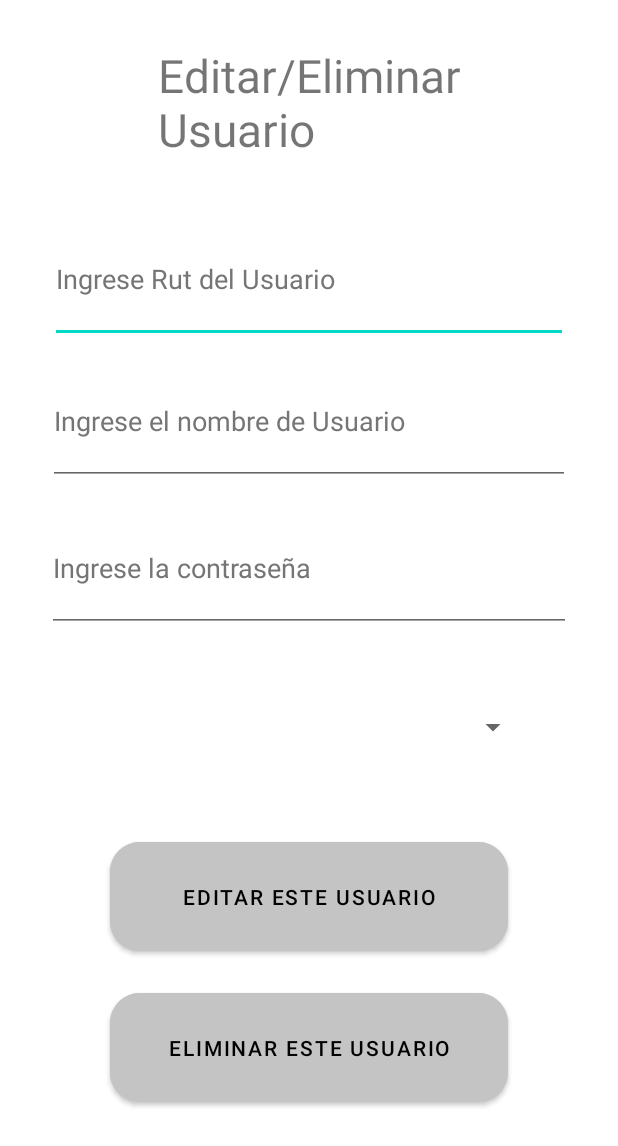
After one commit to Razortx1/ChatDAA, an Android app: the fragment eliminar_edit_user shown on its own in the app's theme, on a phone screen of 412 x 824 dp. The commit adds this screen. Shown: the top 1146 px of the screen. Run offline under Robolectric (Android 15) with nearby library versions, the phone set to English and light mode, and no system bars.

Commit message:
Vistas ChatDAA v0.5.2
Creacion de fragmentos e incorporacion de listas con textbox mas botones

```diff
--- /dev/null
+++ b/app/src/main/java/com/example/chatdaa/eliminar_edit_user.java
@@ -0,0 +1,26 @@
+package com.example.chatdaa;
+
+import android.os.Bundle;
+import android.view.LayoutInflater;
+import android.view.View;
+import android.view.ViewGroup;
+
+import androidx.fragment.app.Fragment;
+
+public class eliminar_edit_user extends Fragment {
+
+    View view;
+    @Override
+    public void onCreate(Bundle savedInstanceState) {
+        super.onCreate(savedInstanceState);
+    }
+
+    @Override
+    public View onCreateView(LayoutInflater inflater, ViewGroup container,
+                             Bundle savedInstanceState) {
+        // Inflate the layout for this fragment
+
+        view = inflater.inflate(R.layout.fragment_eliminar_edit_user, container, false);
+        return view;
+    }
+}
--- /dev/null
+++ b/app/src/main/java/com/example/chatdaa/lista_usuarios.java
@@ -0,0 +1,23 @@
+package com.example.chatdaa;
+
+import android.os.Bundle;
+import android.view.LayoutInflater;
+import android.view.View;
+import android.view.ViewGroup;
+
+import androidx.fragment.app.Fragment;
+
+public class lista_usuarios extends Fragment {
+
+    @Override
+    public void onCreate(Bundle savedInstanceState) {
+        super.onCreate(savedInstanceState);
+    }
+
+    @Override
+    public View onCreateView(LayoutInflater inflater, ViewGroup container,
+                             Bundle savedInstanceState) {
+        // Inflate the layout for this fragment
+        return inflater.inflate(R.layout.fragment_lista_usuarios, container, false);
+    }
+}
--- /dev/null
+++ b/app/src/main/res/layout/fragment_eliminar_edit_user.xml
@@ -0,0 +1,120 @@
+<?xml version="1.0" encoding="utf-8"?>
+<androidx.constraintlayout.widget.ConstraintLayout xmlns:android="http://schemas.android.com/apk/res/android"
+    xmlns:app="http://schemas.android.com/apk/res-auto"
+    xmlns:tools="http://schemas.android.com/tools"
+    android:layout_width="match_parent"
+    android:layout_height="match_parent"
+    android:backgroundTint="@color/redgrey"
+    tools:context=".agregar_usuario">
+
+    <TextView
+        android:id="@+id/txv_edit_delete_user"
+        android:layout_width="202dp"
+        android:layout_height="0dp"
+        android:layout_marginTop="29dp"
+        android:layout_marginBottom="30dp"
+        android:text="@string/btn_editar_delete_user"
+        app:autoSizeTextType="uniform"
+        app:layout_constraintBottom_toTopOf="@+id/txt_rut_edit_delete_user"
+        app:layout_constraintEnd_toEndOf="parent"
+        app:layout_constraintStart_toStartOf="parent"
+        app:layout_constraintTop_toTopOf="parent" />
+
+    <EditText
+        android:id="@+id/txt_rut_edit_delete_user"
+        android:layout_width="0dp"
+        android:layout_height="0dp"
+        android:layout_marginStart="33dp"
+        android:layout_marginEnd="33dp"
+        android:layout_marginBottom="10dp"
+        android:ems="10"
+        android:hint="@string/txthint_rut"
+        android:inputType="textPersonName"
+        android:textColorHint="#757575"
+        app:layout_constraintBottom_toTopOf="@+id/txt_name_edit_delete_user"
+        app:layout_constraintEnd_toEndOf="parent"
+        app:layout_constraintStart_toStartOf="parent"
+        app:layout_constraintTop_toBottomOf="@+id/txv_edit_delete_user"
+        android:autofillHints="" />
+
+    <EditText
+        android:id="@+id/txt_name_edit_delete_user"
+        android:layout_width="0dp"
+        android:layout_height="0dp"
+        android:layout_marginStart="32dp"
+        android:layout_marginEnd="32dp"
+        android:layout_marginBottom="13dp"
+        android:ems="10"
+        android:hint="@string/user_text"
+        android:inputType="textPersonName"
+        android:textColorHint="#757575"
+        app:layout_constraintBottom_toTopOf="@+id/txt_pass_edit_delete_user"
+        app:layout_constraintEnd_toEndOf="parent"
+        app:layout_constraintStart_toStartOf="parent"
+        app:layout_constraintTop_toBottomOf="@+id/txt_rut_edit_delete_user"
+        android:autofillHints="" />
+
+    <EditText
+        android:id="@+id/txt_pass_edit_delete_user"
+        android:layout_width="0dp"
+        android:layout_height="0dp"
+        android:layout_marginStart="31dp"
+        android:layout_marginEnd="31dp"
+        android:layout_marginBottom="21dp"
+        android:ems="10"
+        android:hint="@string/pass_text"
+        android:inputType="textPassword"
+        android:textColorHint="#757575"
+        app:layout_constraintBottom_toTopOf="@+id/spi_rol"
+        app:layout_constraintEnd_toEndOf="parent"
+        app:layout_constraintStart_toStartOf="parent"
+        app:layout_constraintTop_toBottomOf="@+id/txt_name_edit_delete_user"
+        android:autofillHints="" />
+
+    <Spinner
+        android:id="@+id/spi_rol"
+        android:layout_width="0dp"
+        android:layout_height="0dp"
+        android:layout_marginStart="59dp"
+        android:layout_marginEnd="59dp"
+        android:layout_marginBottom="28dp"
+        android:entries="@array/roles"
+        android:spinnerMode="dropdown"
+        app:layout_constraintBottom_toTopOf="@+id/btn_edit_user"
+        app:layout_constraintEnd_toEndOf="parent"
+        app:layout_constraintStart_toStartOf="parent"
+        app:layout_constraintTop_toBottomOf="@+id/txt_pass_edit_delete_user" />
+
+    <Button
+        android:id="@+id/btn_edit_user"
+        android:layout_width="0dp"
+        android:layout_height="0dp"
+        android:layout_marginStart="73dp"
+        android:layout_marginEnd="73dp"
+        android:layout_marginBottom="16dp"
+        android:backgroundTint="@color/gray_light"
+        android:text="@string/btn_editar_user"
+        android:textColor="@color/black"
+        app:cornerRadius="20dp"
+        app:layout_constraintBottom_toTopOf="@+id/btn_edit_user2"
+        app:layout_constraintEnd_toEndOf="parent"
+        app:layout_constraintStart_toStartOf="parent"
+        app:layout_constraintTop_toBottomOf="@+id/spi_rol" />
+
+    <Button
+        android:id="@+id/btn_edit_user2"
+        android:layout_width="0dp"
+        android:layout_height="0dp"
+        android:layout_marginStart="73dp"
+        android:layout_marginEnd="73dp"
+        android:layout_marginBottom="83dp"
+        android:backgroundTint="@color/gray_light"
+        android:text="@string/btn_delete_user"
+        android:textColor="@color/black"
+        app:cornerRadius="20dp"
+        app:layout_constraintBottom_toBottomOf="parent"
+        app:layout_constraintEnd_toEndOf="parent"
+        app:layout_constraintStart_toStartOf="parent"
+        app:layout_constraintTop_toBottomOf="@+id/btn_edit_user" />
+
+</androidx.constraintlayout.widget.ConstraintLayout>
--- /dev/null
+++ b/app/src/main/res/layout/fragment_lista_usuarios.xml
@@ -0,0 +1,12 @@
+<?xml version="1.0" encoding="utf-8"?>
+<FrameLayout xmlns:android="http://schemas.android.com/apk/res/android"
+    xmlns:tools="http://schemas.android.com/tools"
+    android:layout_width="match_parent"
+    android:layout_height="match_parent"
+    tools:context=".lista_usuarios">
+
+    <ListView
+        android:id="@+id/list_users"
+        android:layout_width="match_parent"
+        android:layout_height="match_parent" />
+</FrameLayout>
--- a/app/src/main/res/layout/fragment_opciones_admin.xml
+++ b/app/src/main/res/layout/fragment_opciones_admin.xml
@@ -26,7 +26,7 @@
         android:layout_height="0dp"
         android:layout_marginBottom="144dp"
         android:backgroundTint="@color/gray_light"
-        android:text="@string/btn_editar_user"
+        android:text="@string/btn_editar_delete_user"
         android:textColor="@color/black"
         app:cornerRadius="20dp"
         app:layout_constraintBottom_toBottomOf="parent"
--- a/app/src/main/res/values/strings.xml
+++ b/app/src/main/res/values/strings.xml
@@ -27,8 +27,10 @@
     <string name="enviar">Enviar</string>
     <string name="cartel_inicio_admin">Opciones de Administrador</string>
     <string name="btn_agregar_user">Agregar Usuario</string>
-    <string name="btn_editar_user">Editar/Eliminar Usuario</string>
+    <string name="btn_editar_delete_user">Editar/Eliminar Usuario</string>
     <string name="txthint_rut">Ingrese Rut del Usuario</string>
+    <string name="btn_editar_user">Editar este Usuario</string>
+    <string name="btn_delete_user">Eliminar este Usuario</string>
 
     <string name="abrir_drawer">Drawer Abierto</string>
     <string name="cerrar_drawer">Drawer Cerrado</string>
```
